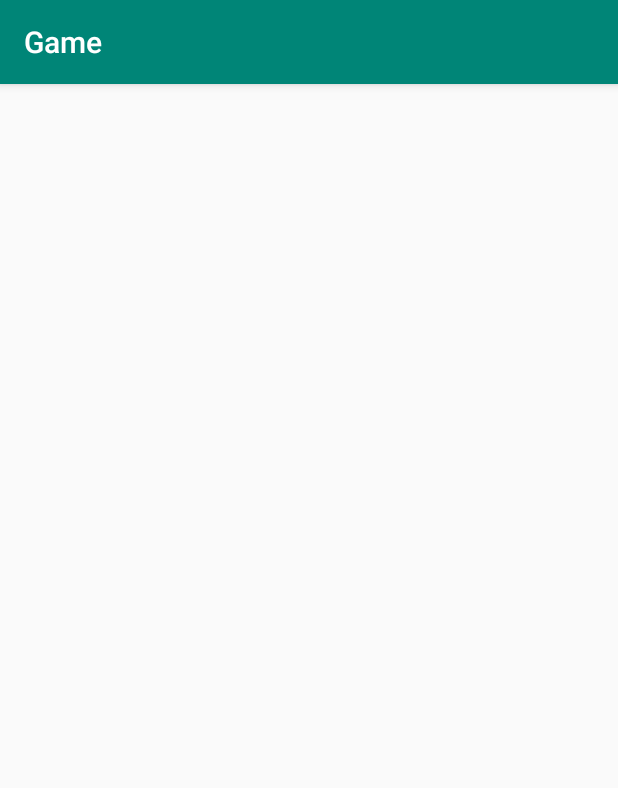
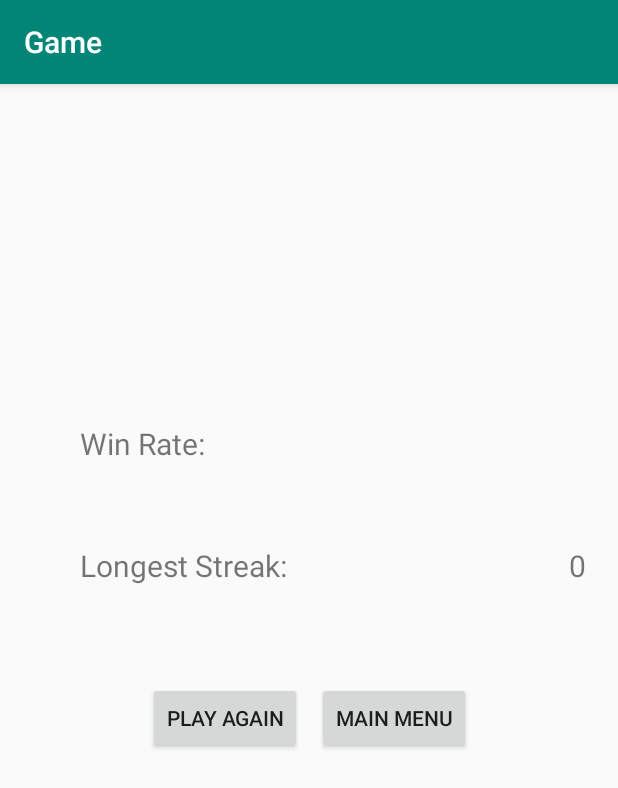
Before and after one commit to lukaswillsie/CSC207-Project, an Android app: the EndGameActivity screen opened directly, with no data from a screen before it, on a phone screen of 412 x 824 dp. Shown: the top 788 px of the screen. Run offline under Robolectric (Android 15) with nearby library versions, the phone set to English and light mode, and no system bars.

Commit message:
Added end game page for blackjack that just displays the player's win rate in the round of blackjack they played and the longest streak of wins they had

```diff
--- a/phase1/Game/app/src/main/java/com/example/game/data/GameConstants.java
+++ b/phase1/Game/app/src/main/java/com/example/game/data/GameConstants.java
@@ -5,6 +5,10 @@ public final class GameConstants {
      * The tag to be placed at the beginning of each key when putting extras in intents
      */
     public static final String TAG = "com.example.game";
+
+    public static final String LONGEST_STREAK_KEY = "longestStreak";
+
+    public static final String WIN_RATE_KEY = "winRate";
 
     /**
      * The name of the directory on the device containing the files for the app
--- a/phase1/Game/app/src/main/java/com/example/game/level1/activities/BlackjackPlayActivity.java
+++ b/phase1/Game/app/src/main/java/com/example/game/level1/activities/BlackjackPlayActivity.java
@@ -14,6 +14,12 @@ import com.example.game.level1.game_logic.LevelManager;
 import com.example.game.level1.services.LevelManagerBuilder;
 import com.example.game.services.GameData;
 import com.example.game.services.SettingsManagerBuilder;
+
+import java.text.DecimalFormat;
+
+import static com.example.game.data.GameConstants.LONGEST_STREAK_KEY;
+import static com.example.game.data.GameConstants.WIN_RATE_KEY;
+import static com.example.game.data.GameConstants.TAG;
 
 public class BlackjackPlayActivity extends AppCompatActivity {
     /**
@@ -44,6 +50,11 @@ public class BlackjackPlayActivity extends AppCompatActivity {
     private int score;
 
     /**
+     * The number of wins the player has
+     */
+    private int wins = 0;
+
+    /**
      * The number of hands this player chose to play in their settings
      */
     private int numHands;
@@ -52,6 +63,10 @@ public class BlackjackPlayActivity extends AppCompatActivity {
      * The number of hands this player has played so far
      */
     private int numHandsPlayed = 0;
+
+    private int longestStreak = 0;
+
+    private int currentStreak = 0;
 
     @Override
     protected void onCreate(Bundle savedInstanceState) {
@@ -113,6 +128,8 @@ public class BlackjackPlayActivity extends AppCompatActivity {
      */
     public void endGame(View view) {
         Intent intent = new Intent(this, EndGameActivity.class);
+        intent.putExtra(TAG + WIN_RATE_KEY, new DecimalFormat("##.##").format(100 * ((float)(wins) / (float)numHandsPlayed)) + "%");
+        intent.putExtra(TAG + LONGEST_STREAK_KEY, longestStreak);
         startActivity(intent);
     }
 
@@ -135,8 +152,14 @@ public class BlackjackPlayActivity extends AppCompatActivity {
         endGameTextView.setVisibility(View.VISIBLE);
 
         if (playerWin) {
+            currentStreak += 1;
+            if(currentStreak > longestStreak){
+                longestStreak = currentStreak;
+            }
             score += 100;
+            wins++;
         } else {
+            currentStreak = 0;
             score -= 50;
         }
 
--- a/phase1/Game/app/src/main/java/com/example/game/level1/activities/EndGameActivity.java
+++ b/phase1/Game/app/src/main/java/com/example/game/level1/activities/EndGameActivity.java
@@ -1,10 +1,15 @@
 package com.example.game.level1.activities;
 
+import android.content.Intent;
 import android.os.Bundle;
+import android.view.View;
+import android.widget.TextView;
 
 import androidx.appcompat.app.AppCompatActivity;
 
+import com.example.game.MainActivity;
 import com.example.game.R;
+import com.example.game.data.GameConstants;
 
 public class EndGameActivity extends AppCompatActivity {
 
@@ -12,5 +17,22 @@ public class EndGameActivity extends AppCompatActivity {
     protected void onCreate(Bundle savedInstanceState) {
         super.onCreate(savedInstanceState);
         setContentView(R.layout.activity_end_game);
+
+        TextView longestStreakDisplay = findViewById(R.id.longestStreakDisplay);
+        String longestStreak = ""+getIntent().getIntExtra(GameConstants.TAG + GameConstants.LONGEST_STREAK_KEY, 0);
+        longestStreakDisplay.setText(longestStreak);
+        ((TextView)findViewById(R.id.winRateDisplay)).setText(getIntent().getStringExtra(GameConstants.TAG + GameConstants.WIN_RATE_KEY));
+    }
+
+
+    public void playAnotherRound(View view)
+    {
+        Intent intent = new Intent(this, BlackjackPlayActivity.class);
+        startActivity(intent);
+    }
+
+    public void mainMenu(View view){
+        Intent intent = new Intent(this, MainActivity.class);
+        startActivity(intent);
     }
 }
--- a/phase1/Game/app/src/main/res/layout/activity_end_game.xml
+++ b/phase1/Game/app/src/main/res/layout/activity_end_game.xml
@@ -6,4 +6,71 @@
     android:layout_height="match_parent"
     tools:context=".level1.activities.EndGameActivity">
 
+    <TextView
+        android:id="@+id/longestStreakDisplay"
+        android:layout_width="wrap_content"
+        android:layout_height="wrap_content"
+        android:layout_marginEnd="27dp"
+        android:textSize="20sp"
+        app:layout_constraintEnd_toEndOf="parent"
+        app:layout_constraintStart_toStartOf="@+id/winRateDisplay"
+        app:layout_constraintTop_toTopOf="@+id/longestStreakLabel" />
+
+    <TextView
+        android:id="@+id/winRateLabel"
+        android:layout_width="wrap_content"
+        android:layout_height="wrap_content"
+        android:layout_marginStart="53dp"
+        android:layout_marginTop="226dp"
+        android:text="@string/win_rate_label"
+        android:textSize="20sp"
+        app:layout_constraintStart_toStartOf="parent"
+        app:layout_constraintTop_toTopOf="parent" />
+
+    <TextView
+        android:id="@+id/longestStreakLabel"
+        android:layout_width="wrap_content"
+        android:layout_height="wrap_content"
+        android:layout_marginTop="54dp"
+        android:text="@string/longest_streak_label"
+        android:textSize="20sp"
+        app:layout_constraintStart_toStartOf="@+id/winRateLabel"
+        app:layout_constraintTop_toBottomOf="@+id/winRateLabel" />
+
+    <TextView
+        android:id="@+id/winRateDisplay"
+        android:layout_width="wrap_content"
+        android:layout_height="wrap_content"
+        android:layout_marginEnd="27dp"
+        android:textSize="20sp"
+        app:layout_constraintEnd_toEndOf="parent"
+        app:layout_constraintTop_toTopOf="@+id/winRateLabel" />
+
+    <androidx.constraintlayout.widget.ConstraintLayout
+        android:layout_width="215dp"
+        android:layout_height="49dp"
+        android:layout_marginTop="64dp"
+        app:layout_constraintEnd_toEndOf="parent"
+        app:layout_constraintStart_toStartOf="parent"
+        app:layout_constraintTop_toBottomOf="@+id/longestStreakLabel">
+
+        <Button
+            android:id="@+id/mainMenuButton"
+            android:layout_width="wrap_content"
+            android:layout_height="wrap_content"
+            android:onClick="mainMenu"
+            android:text="@string/main_menu"
+            app:layout_constraintEnd_toEndOf="parent"
+            app:layout_constraintTop_toTopOf="parent" />
+
+        <Button
+            android:id="@+id/playAnotherRoundButton"
+            android:layout_width="wrap_content"
+            android:layout_height="wrap_content"
+            android:onClick="playAnotherRound"
+            android:text="@string/play_again_button"
+            app:layout_constraintStart_toStartOf="parent"
+            app:layout_constraintTop_toTopOf="parent" />
+    </androidx.constraintlayout.widget.ConstraintLayout>
+
 </androidx.constraintlayout.widget.ConstraintLayout>
--- a/phase1/Game/app/src/main/res/values/strings.xml
+++ b/phase1/Game/app/src/main/res/values/strings.xml
@@ -53,4 +53,7 @@
     <string name="fewGuess">Fewest Guesses in Guess the Number:</string>
     <string name="longestStreak">Longest Streak in Black Jack:</string>
     <string name="quickTime">Quickest Time in Cows and Bulls:</string>
+    <string name="win_rate_label">Win Rate:</string>
+    <string name="longest_streak_label">Longest Streak:</string>
+    <string name="main_menu">Main Menu</string>
 </resources>
```
